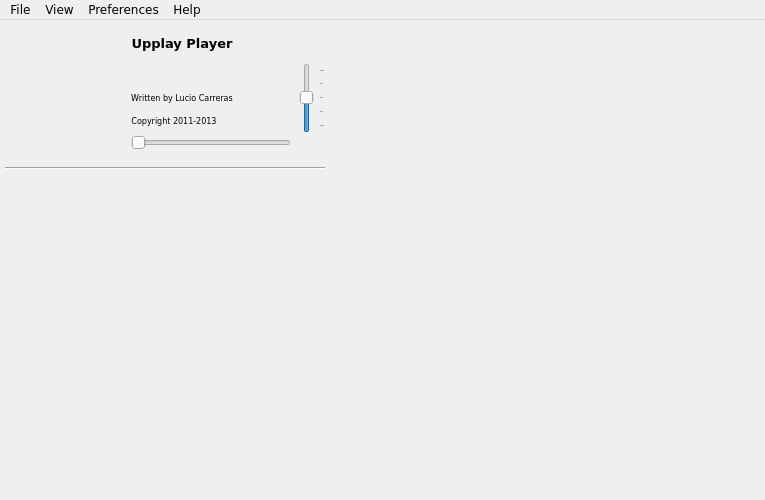
First picture: the form in GUI/player/GUI_Player.ui, repository rbg2024/upplay, before the edit.
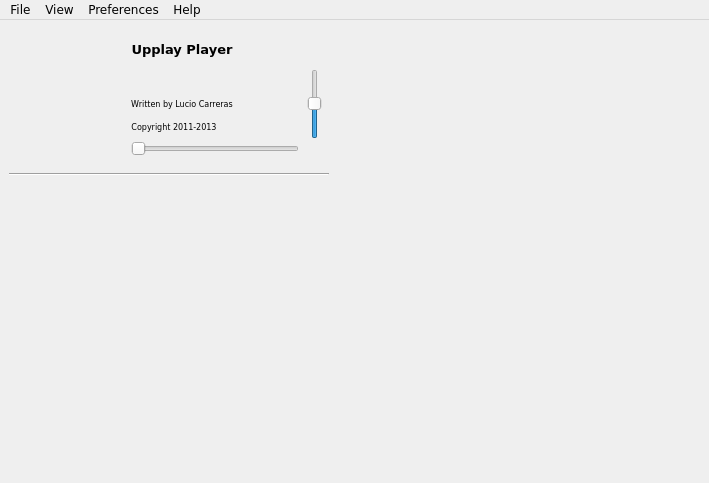
Second picture: the form after the edit. Icons and pictures are not drawn. Custom widgets are drawn as their Qt base class.

Commit message: Fix playlist would not resize

Diff of the .ui file:
```diff
--- a/GUI/player/GUI_Player.ui
+++ b/GUI/player/GUI_Player.ui
@@ -6,22 +6,10 @@
    <rect>
     <x>0</x>
     <y>0</y>
-    <width>765</width>
-    <height>500</height>
+    <width>709</width>
+    <height>483</height>
    </rect>
   </property>
-  <property name="minimumSize">
-   <size>
-    <width>350</width>
-    <height>350</height>
-   </size>
-  </property>
-  <property name="maximumSize">
-   <size>
-    <width>2000</width>
-    <height>2000</height>
-   </size>
-  </property>
   <property name="font">
    <font>
     <family>DejaVu Sans</family>
@@ -47,28 +35,16 @@
    <bool>true</bool>
   </property>
   <widget class="QWidget" name="centralwidget">
-   <property name="minimumSize">
-    <size>
-     <width>100</width>
-     <height>177</height>
-    </size>
-   </property>
+   <layout class="QVBoxLayout" name="verticalLayout_3">
+    <item>
+     <layout class="QHBoxLayout" name="horizontalLayout">
+      <item>
+       <layout class="QVBoxLayout" name="verticalLayout" stretch="0,1">
+        <property name="spacing">
+         <number>2</number>
+        </property>
+        <item>
    <layout class="QGridLayout" name="gridLayout">
-    <property name="sizeConstraint">
-     <enum>QLayout::SetDefaultConstraint</enum>
-    </property>
-    <property name="leftMargin">
-     <number>5</number>
-    </property>
-    <property name="topMargin">
-     <number>3</number>
-    </property>
-    <property name="rightMargin">
-     <number>0</number>
-    </property>
-    <property name="bottomMargin">
-     <number>12</number>
-    </property>
     <property name="verticalSpacing">
      <number>0</number>
     </property>
@@ -239,16 +215,6 @@
       </item>
      </layout>
     </item>
-    <item row="12" column="0" colspan="4">
-     <widget class="QWidget" name="playlist_widget" native="true">
-      <property name="sizePolicy">
-       <sizepolicy hsizetype="MinimumExpanding" vsizetype="MinimumExpanding">
-        <horstretch>0</horstretch>
-        <verstretch>0</verstretch>
-       </sizepolicy>
-      </property>
-     </widget>
-    </item>
     <item row="0" column="0" rowspan="7">
      <widget class="QPushButton" name="albumCover">
       <property name="minimumSize">
@@ -284,7 +250,7 @@
      <widget class="SearchSlider" name="songProgress">
       <property name="sizePolicy">
        <sizepolicy hsizetype="Expanding" vsizetype="Fixed">
-        <horstretch>0</horstretch>
+              <horstretch>1</horstretch>
         <verstretch>0</verstretch>
        </sizepolicy>
       </property>
@@ -318,9 +284,6 @@
       <property name="invertedControls">
        <bool>false</bool>
       </property>
-      <property name="tickPosition">
-       <enum>QSlider::NoTicks</enum>
-      </property>
       <property name="tickInterval">
        <number>20</number>
       </property>
@@ -535,51 +498,17 @@
       <property name="tracking">
        <bool>true</bool>
       </property>
-      <property name="orientation">
-       <enum>Qt::Vertical</enum>
-      </property>
       <property name="invertedAppearance">
        <bool>false</bool>
       </property>
       <property name="invertedControls">
        <bool>false</bool>
       </property>
-      <property name="tickPosition">
-       <enum>QSlider::TicksBelow</enum>
-      </property>
       <property name="tickInterval">
        <number>25</number>
       </property>
      </widget>
     </item>
-    <item row="0" column="6" rowspan="13" colspan="4">
-     <widget class="QWidget" name="library_widget" native="true">
-      <property name="sizePolicy">
-       <sizepolicy hsizetype="MinimumExpanding" vsizetype="Expanding">
-        <horstretch>5</horstretch>
-        <verstretch>0</verstretch>
-       </sizepolicy>
-      </property>
-      <property name="minimumSize">
-       <size>
-        <width>430</width>
-        <height>0</height>
-       </size>
-      </property>
-      <property name="baseSize">
-       <size>
-        <width>0</width>
-        <height>0</height>
-       </size>
-      </property>
-      <property name="focusPolicy">
-       <enum>Qt::StrongFocus</enum>
-      </property>
-      <property name="styleSheet">
-       <string notr="true"/>
-      </property>
-     </widget>
-    </item>
     <item row="9" column="0" colspan="4">
      <widget class="Line" name="line">
       <property name="enabled">
@@ -615,7 +544,7 @@
      </widget>
     </item>
     <item row="8" column="1" colspan="2">
-     <layout class="QHBoxLayout" name="horizontalLayout">
+           <layout class="QHBoxLayout" name="horizontalLayout_4">
       <property name="spacing">
        <number>2</number>
       </property>
@@ -1003,13 +932,45 @@
      </layout>
     </item>
    </layout>
+        </item>
+        <item>
+         <widget class="QWidget" name="playlist_widget" native="true">
+          <property name="minimumSize">
+           <size>
+            <width>200</width>
+            <height>0</height>
+           </size>
+          </property>
+         </widget>
+        </item>
+       </layout>
+      </item>
+      <item>
+       <widget class="QWidget" name="library_widget" native="true">
+        <property name="sizePolicy">
+         <sizepolicy hsizetype="MinimumExpanding" vsizetype="Expanding">
+          <horstretch>5</horstretch>
+          <verstretch>0</verstretch>
+         </sizepolicy>
+        </property>
+        <property name="focusPolicy">
+         <enum>Qt::StrongFocus</enum>
+        </property>
+        <property name="styleSheet">
+         <string notr="true"/>
+        </property>
+       </widget>
+      </item>
+     </layout>
+    </item>
+   </layout>
   </widget>
   <widget class="QMenuBar" name="menubar">
    <property name="geometry">
     <rect>
      <x>0</x>
      <y>0</y>
-     <width>765</width>
+     <width>709</width>
      <height>25</height>
     </rect>
    </property>
```
Left out of the diff: 4 changed lines with no effect on the pictures. Lines whose indentation alone changed are shown as unchanged. The commit also changes 4 other files.
